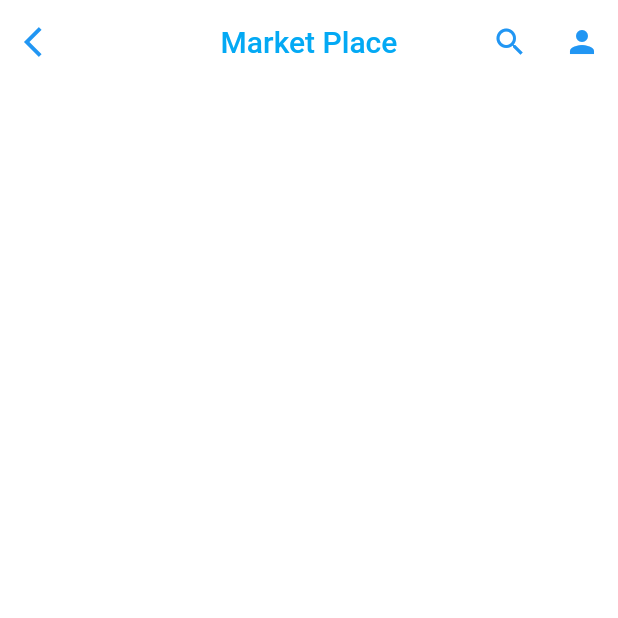
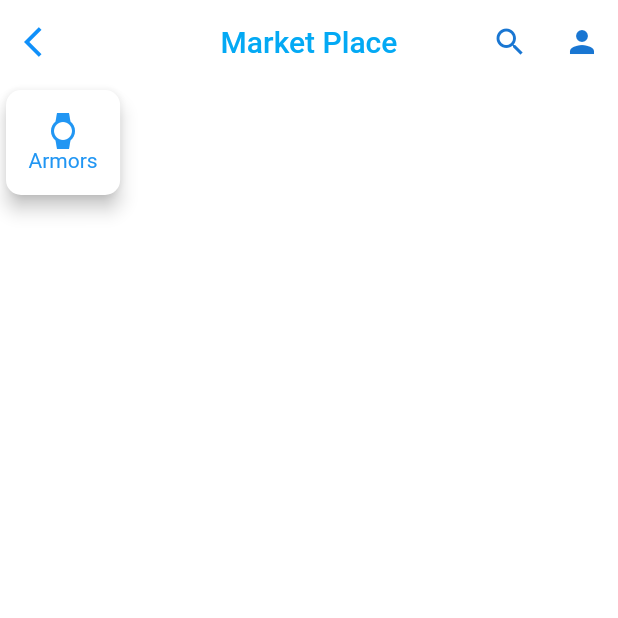
Before and after one commit to Samiullah-Kalhoro/market_app_ui, a Flutter app: the screen it shows after launch, on a phone screen of 412 x 824 dp, the top half of it. Run offline on Flutter 3.47's test engine with Material 2 defaults, Android fonts, the phone set to English and light mode, and no system bars.

Commit message:
Categories Card

```diff
--- a/lib/components/appbar.dart
+++ b/lib/components/appbar.dart
@@ -11,7 +11,7 @@ class MyAppBar extends StatelessWidget with PreferredSizeWidget {
     return AppBar(
       leading: const Icon(
         Icons.arrow_back_ios,
-        color: Colors.blue,
+        color: Color.fromARGB(255, 15, 144, 250),
       ),
       backgroundColor: Colors.white,
       elevation: 0,
@@ -24,12 +24,12 @@ class MyAppBar extends StatelessWidget with PreferredSizeWidget {
       actions: [
         IconButton(
           icon: const Icon(Icons.search),
-          color: Colors.blue,
+          color: Colors.blue[700],
           onPressed: () {},
         ),
         IconButton(
           icon: const Icon(Icons.person),
-          color: Colors.blue,
+          color: Colors.blue[700],
           onPressed: () {},
         ),
       ],
--- /dev/null
+++ b/lib/components/catogories_card.dart
@@ -0,0 +1,45 @@
+import 'package:flutter/material.dart';
+
+class Categories extends StatelessWidget {
+  Categories({super.key});
+
+  final entries = {
+    "icon": Icons.watch,
+    "name": "Armors"
+  };
+
+  @override
+  Widget build(BuildContext context) {
+    return Column(
+      children: [
+        Row(
+          children: [
+            Card(
+              color: Colors.white,
+              elevation: 5.0,
+              shape: RoundedRectangleBorder(
+                borderRadius: BorderRadius.circular(10.0),
+              ),
+              child: Padding(
+                padding: const EdgeInsets.all(15.0),
+                child: Column(
+                  children: const [
+                    Icon(
+                      Icons.watch,
+                      color: Colors.blue,
+                    ),
+                    Text(
+                      "Armors",
+                      textAlign: TextAlign.center,
+                      style: TextStyle(color: Colors.blue),
+                    )
+                  ],
+                ),
+              ),
+            )
+          ],
+        ),
+      ],
+    );
+  }
+}
--- a/lib/main.dart
+++ b/lib/main.dart
@@ -1,5 +1,6 @@
 import 'package:flutter/material.dart';
 import 'package:market_app/components/appbar.dart';
+import 'package:market_app/components/catogories_card.dart';
 
 void main() {
   runApp(const MyApp());
@@ -11,11 +12,17 @@ class MyApp extends StatelessWidget {
   // This widget is the root of your application.
   @override
   Widget build(BuildContext context) {
-    return const MaterialApp(
+    return MaterialApp(
       home: SafeArea(
         child: Scaffold(
           backgroundColor: Colors.white,
-          appBar: MyAppBar(),
+          appBar: const MyAppBar(),
+          body: ListView(
+            scrollDirection: Axis.horizontal,
+            children: [
+              Categories(),
+            ],
+          ),
         ),
       ),
     );
```
Also changed, not shown: lib/components/categorist_items.dart (added).
